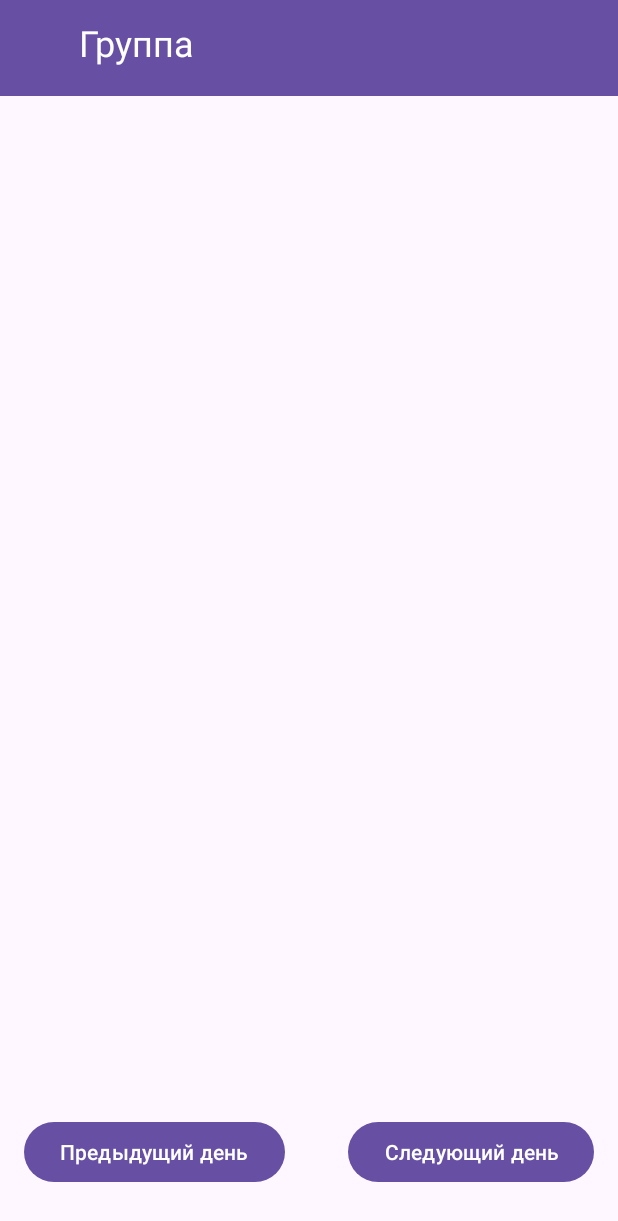
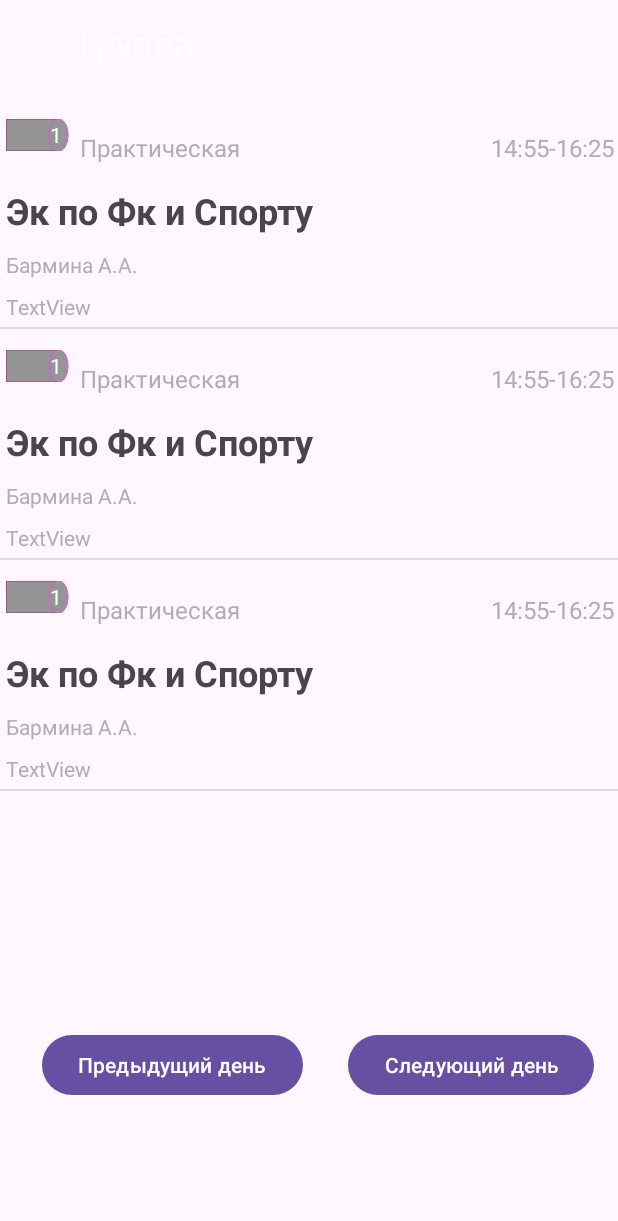
Before and after one commit to fafse/TimeTableVoenmeh, an Android app: the layout fragment_home.xml on its own in the app's theme, with its tools: preview values and no code run, on a phone screen of 412 x 824 dp. Shown: the top 1221 px of the screen. Run offline under Robolectric (Android 15) with nearby library versions, the phone set to English and light mode, and no system bars; network calls fail.

Commit message:
v 1.2 beta(added new design of lessonList,fixed bugs)

```diff
--- a/app/src/main/java/com/example/timetablevoenmeh/TimeTableHandler/TimeTable/Group.java
+++ b/app/src/main/java/com/example/timetablevoenmeh/TimeTableHandler/TimeTable/Group.java
@@ -35,16 +35,16 @@ public class Group implements Serializable {
         days.remove(0);
     }
 
-    public ArrayList<String> getTimeTable(String day, Boolean isEven)
+    public ArrayList<Lesson> getTimeTable(String day, Boolean isEven)
     {
-        ArrayList<String> result= new ArrayList<>();
+        ArrayList<Lesson> result= new ArrayList<>();
         for (int i = 0;i< days.size();i++)
         {
             if(days.get(i).getName().toLowerCase().equals(day.toLowerCase()))
             {
                 for(Lesson lesson: days.get(i).getLessons(isEven))
                 {
-                    result.add(lesson.toString());
+                    result.add(lesson);
                 }
                 break;
             }
--- a/app/src/main/java/com/example/timetablevoenmeh/TimeTableHandler/TimeTable/TimeTableHandler.java
+++ b/app/src/main/java/com/example/timetablevoenmeh/TimeTableHandler/TimeTable/TimeTableHandler.java
@@ -73,7 +73,7 @@ public class TimeTableHandler implements Serializable {
     }
 
 
-    public ArrayList<String> getTimeTable(String dayOfWeek, boolean isEven) {
+    public ArrayList<Lesson> getTimeTable(String dayOfWeek, boolean isEven) {
         if (myGroup!=null) {
             return myGroup.getTimeTable(dayOfWeek, isEven);
         }
--- /dev/null
+++ b/app/src/main/res/drawable/notcurrentlessonnum.xml
@@ -0,0 +1,22 @@
+<vector xmlns:android="http://schemas.android.com/apk/res/android"
+    android:width="45dp"
+    android:height="20dp"
+    android:viewportWidth="45"
+    android:viewportHeight="20">
+  <path
+      android:pathData="M0.031,0.031L31.623,0.031L31.623,19.972L0.031,19.972z"
+      android:strokeLineJoin="miter"
+      android:strokeWidth="0"
+      android:fillColor="#959595"
+      android:fillType="nonZero"
+      android:strokeColor="#C00E56"
+      android:strokeLineCap="butt"/>
+  <path
+      android:pathData="M31.993,0.033C35.158,0.033 37.726,4.5 37.726,10.003C37.726,15.506 35.158,19.972 31.993,19.972C28.829,19.972 26.26,15.506 26.26,10.003C26.26,4.5 28.829,0.033 31.993,0.033z"
+      android:strokeLineJoin="miter"
+      android:strokeWidth="0"
+      android:fillColor="#959595"
+      android:fillType="nonZero"
+      android:strokeColor="#E949EB"
+      android:strokeLineCap="butt"/>
+</vector>
--- a/app/src/main/res/layout/fragment_home.xml
+++ b/app/src/main/res/layout/fragment_home.xml
@@ -9,48 +9,26 @@
     <!-- TODO: Update blank fragment layout -->
 
 
-    <TextView
-        android:id="@+id/lessonNotFoundTextView"
-        android:layout_width="262dp"
-        android:layout_height="101dp"
-        android:gravity="center"
-        android:textSize="24sp"
-        app:layout_constraintBottom_toBottomOf="parent"
-        app:layout_constraintEnd_toEndOf="parent"
-        app:layout_constraintStart_toStartOf="parent"
-        app:layout_constraintTop_toBottomOf="@+id/toolbar"
-        app:layout_constraintVertical_bias="0.357" />
-
     <androidx.swiperefreshlayout.widget.SwipeRefreshLayout
         android:id="@+id/swipe_refresh"
-        android:layout_width="0dp"
-        android:layout_height="wrap_content"
-        android:layout_marginBottom="10dp"
+        android:layout_width="413dp"
+        android:layout_height="531dp"
+        android:layout_marginTop="65dp"
+        android:layout_marginBottom="150dp"
         android:layout_weight="1"
         app:layout_constraintBottom_toTopOf="@+id/buttonPrev"
         app:layout_constraintEnd_toEndOf="parent"
         app:layout_constraintHorizontal_bias="0.0"
         app:layout_constraintStart_toStartOf="parent"
-        app:layout_constraintTop_toBottomOf="@+id/toolbar"
+        app:layout_constraintTop_toTopOf="parent"
         app:layout_constraintVertical_bias="0.0">
 
         <ListView
             android:id="@+id/ListTimeTable"
             android:layout_width="0dp"
-            android:layout_height="wrap_content" />
+            android:layout_height="wrap_content"
+            tools:listitem="@layout/row"></ListView>
     </androidx.swiperefreshlayout.widget.SwipeRefreshLayout>
-
-    <androidx.appcompat.widget.Toolbar
-        android:id="@+id/toolbar"
-        android:layout_width="0dp"
-        android:layout_height="64dp"
-        android:background="?attr/colorPrimary"
-        android:minHeight="?attr/actionBarSize"
-        android:theme="?attr/actionBarTheme"
-        app:layout_constraintEnd_toEndOf="parent"
-        app:layout_constraintHorizontal_bias="1.0"
-        app:layout_constraintStart_toStartOf="parent"
-        tools:layout_editor_absoluteY="0dp" />
 
     <TextView
         android:id="@+id/dateTextView"
@@ -59,9 +37,7 @@
         android:gravity="center"
         android:textColor="#000000"
         android:textSize="24sp"
-        app:layout_constraintEnd_toEndOf="@+id/toolbar"
-        app:layout_constraintHorizontal_bias="0.982"
-        app:layout_constraintStart_toStartOf="@+id/toolbar"
+        app:layout_constraintEnd_toEndOf="parent"
         tools:layout_editor_absoluteY="0dp" />
 
     <TextView
@@ -72,9 +48,7 @@
         android:text="Группа"
         android:textColor="#FFFFFF"
         android:textSize="24sp"
-        app:layout_constraintEnd_toEndOf="@+id/toolbar"
-        app:layout_constraintHorizontal_bias="0.0"
-        app:layout_constraintStart_toStartOf="@+id/toolbar"
+        app:layout_constraintStart_toStartOf="parent"
         tools:layout_editor_absoluteY="0dp" />
 
     <Button
@@ -82,7 +56,7 @@
         android:layout_width="wrap_content"
         android:layout_height="wrap_content"
         android:layout_marginEnd="16dp"
-        android:layout_marginBottom="32dp"
+        android:layout_marginBottom="90dp"
         android:text="Следующий день"
         app:layout_constraintBottom_toBottomOf="parent"
         app:layout_constraintEnd_toEndOf="parent" />
@@ -91,10 +65,22 @@
         android:id="@+id/buttonPrev"
         android:layout_width="wrap_content"
         android:layout_height="wrap_content"
-        android:layout_marginStart="16dp"
-        android:layout_marginBottom="32dp"
+        android:layout_marginStart="28dp"
+        android:layout_marginBottom="90dp"
         android:text="Предыдущий день"
+        android:textColorHighlight="#FF0000"
         app:layout_constraintBottom_toBottomOf="parent"
         app:layout_constraintStart_toStartOf="parent" />
 
+    <TextView
+        android:id="@+id/lessonNotFoundTextView"
+        android:layout_width="262dp"
+        android:layout_height="101dp"
+        android:gravity="center"
+        android:textSize="24sp"
+        app:layout_constraintBottom_toBottomOf="@+id/swipe_refresh"
+        app:layout_constraintEnd_toEndOf="parent"
+        app:layout_constraintStart_toStartOf="parent"
+        app:layout_constraintTop_toTopOf="@+id/swipe_refresh" />
+
 </androidx.constraintlayout.widget.ConstraintLayout>
--- /dev/null
+++ b/app/src/main/res/layout/row.xml
@@ -0,0 +1,92 @@
+<?xml version="1.0" encoding="utf-8"?>
+<LinearLayout xmlns:android="http://schemas.android.com/apk/res/android"
+    xmlns:app="http://schemas.android.com/apk/res-auto"
+    android:layout_width="match_parent"
+    android:layout_height="match_parent"
+    android:orientation="vertical"
+    android:padding="4dp">
+
+    <FrameLayout
+        android:layout_width="match_parent"
+        android:layout_height="125dp">
+
+        <LinearLayout
+            android:layout_width="match_parent"
+            android:layout_height="152dp"
+            android:orientation="vertical">
+
+            <LinearLayout
+                android:layout_width="match_parent"
+                android:layout_height="45dp"
+                android:orientation="horizontal">
+
+                <FrameLayout
+                    android:layout_width="49dp"
+                    android:layout_height="41dp"
+                    android:foregroundGravity="bottom">
+
+                    <ImageView
+                        android:id="@+id/imageView"
+                        android:layout_width="match_parent"
+                        android:layout_height="match_parent"
+                        app:srcCompat="@drawable/notcurrentlessonnum" />
+
+                    <TextView
+                        android:id="@+id/lessonNumberTextView"
+                        android:layout_width="37dp"
+                        android:layout_height="30dp"
+                        android:gravity="bottom|right"
+                        android:text="1"
+                        android:textColor="#FFFFFF" />
+
+                </FrameLayout>
+
+                <TextView
+                    android:id="@+id/typeLessonTextView"
+                    android:layout_width="127dp"
+                    android:layout_height="30dp"
+                    android:gravity="bottom|left"
+                    android:text="Практическая"
+                    android:textColor="#AFAFAF"
+                    android:textSize="16sp" />
+
+                <TextView
+                    android:id="@+id/timeLessonTextView"
+                    android:layout_width="224dp"
+                    android:layout_height="40dp"
+                    android:layout_weight="1"
+                    android:gravity="bottom|right"
+                    android:text="14:55-16:25"
+                    android:textColor="#AFAFAF"
+                    android:textSize="16sp" />
+            </LinearLayout>
+
+            <TextView
+                android:id="@+id/lessonNameTextView"
+                android:layout_width="match_parent"
+                android:layout_height="52dp"
+                android:gravity="center|left"
+                android:text="Эк по Фк и Спорту"
+                android:textSize="24sp"
+                android:textStyle="bold" />
+
+            <TextView
+                android:id="@+id/teacherNameTextView"
+                android:layout_width="match_parent"
+                android:layout_height="wrap_content"
+                android:text="Бармина А.А."
+                android:textColor="#AFAFAF" />
+
+        </LinearLayout>
+
+    </FrameLayout>
+
+    <TextView
+        android:id="@+id/cabinetNameTextView"
+        android:layout_width="match_parent"
+        android:layout_height="wrap_content"
+        android:gravity="center|left"
+        android:text="TextView"
+        android:textColor="#AFAFAF" />
+
+</LinearLayout>
```
Also changed, not shown: app/src/main/java/com/example/timetablevoenmeh/AddHomeworkFragment.java (added, +64 -0 lines), app/src/main/java/com/example/timetablevoenmeh/HomeFragment.java (+7 -6 lines), app/src/main/java/com/example/timetablevoenmeh/SettingsFragment.java (+12 -11 lines), app/src/main/java/com/example/timetablevoenmeh/TimeTableHandler/TimeTable/Lesson.java (+70 -13 lines), app/src/main/java/com/example/timetablevoenmeh/TimeTableHandler/TimeTable/customListVIew/CustomAdapter.java (added, +71 -0 lines), app/src/main/res/drawable/circle_button.xml (added, +13 -0 lines), app/src/main/res/drawable/currentlessonnum.xml (added, +22 -0 lines), app/src/main/res/layout/activity_main.xml (+15 -7 lines), app/src/main/res/layout/fragment_add_homework.xml (added, +94 -0 lines), app/src/main/res/layout/fragment_settings.xml (+6 -16 lines).
